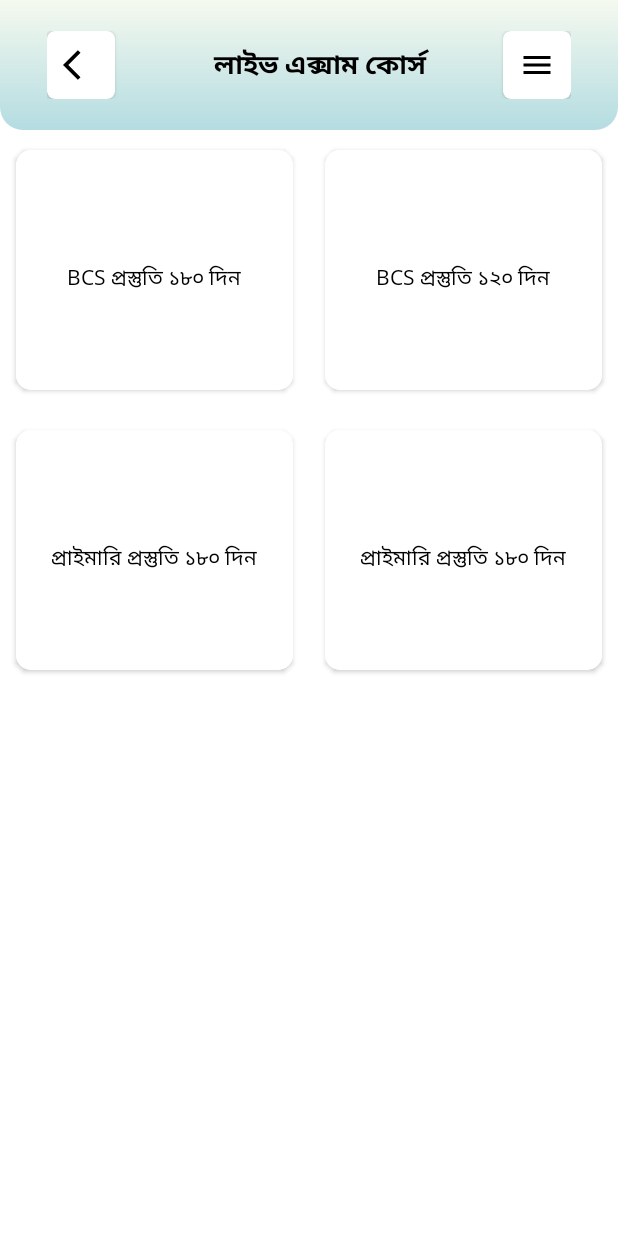
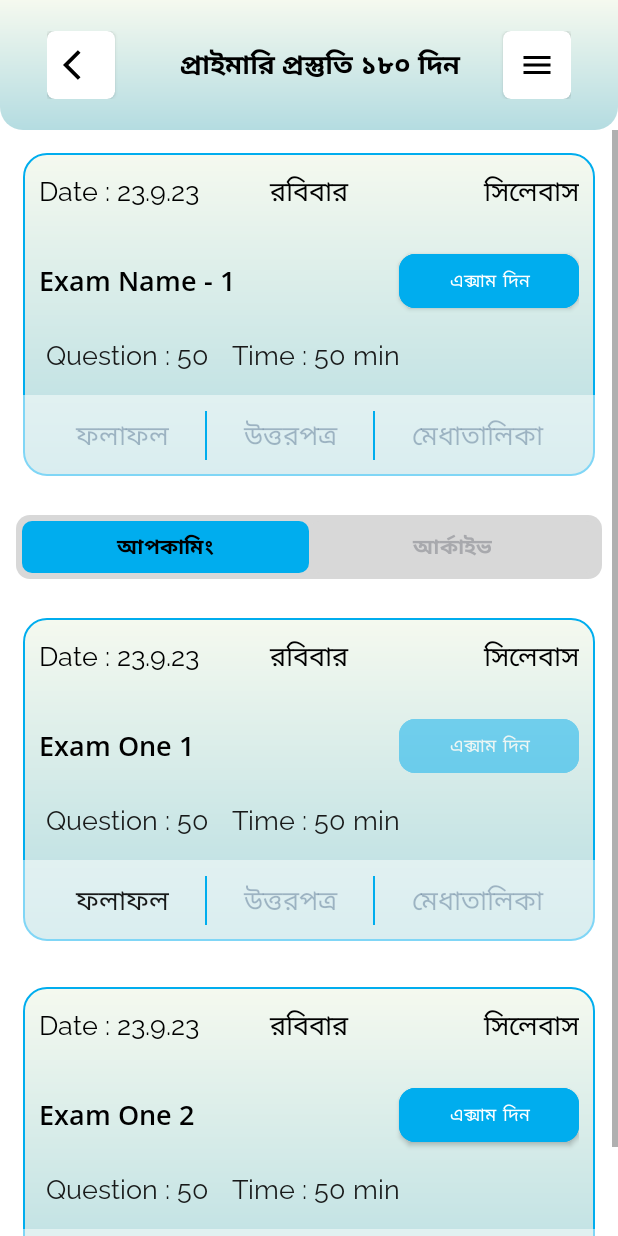
Before and after one commit to MdAbdullahAlMahmud/BaseProject, an Android app: the DashboardActivity screen opened directly, with no data from a screen before it, after a tap on "প্রাইমারি প্রস্তুতি ১৮০ দিন", on a phone screen of 412 x 824 dp. Run offline under Robolectric (Android 15) with nearby library versions, the light colour scheme and no system bars; our stand-ins replace Dagger/Hilt's generated code, sdp/ssp sizes; libraries missing offline, so code that uses them is left out: com.ihsanbal.logging; pictures from the network do not load; 6 statements that could not run were skipped.

Commit message:
live quiz design completed

```diff
--- /dev/null
+++ b/core/common/src/main/res/drawable/limit_left_corner_background.xml
@@ -0,0 +1,6 @@
+<?xml version="1.0" encoding="utf-8"?>
+<shape xmlns:android="http://schemas.android.com/apk/res/android"
+    android:shape="rectangle">
+    <solid android:color="@color/silver_light" />
+    <corners android:radius="@dimen/_5sdp" />
+</shape>
--- /dev/null
+++ b/core/common/src/main/res/drawable/limit_right_corner_background.xml
@@ -0,0 +1,8 @@
+<?xml version="1.0" encoding="utf-8"?>
+<shape xmlns:android="http://schemas.android.com/apk/res/android"
+    android:shape="rectangle">
+    <gradient android:startColor="@color/colorPrimary"
+        android:angle="90"
+        android:endColor="@color/colorPrimary"/>
+    <corners android:radius="@dimen/_5sdp" />
+</shape>
--- /dev/null
+++ b/core/common/src/main/res/drawable/quiz_filter_button_background.xml
@@ -0,0 +1,6 @@
+<?xml version="1.0" encoding="utf-8"?>
+<shape xmlns:android="http://schemas.android.com/apk/res/android"
+    android:shape="rectangle">
+    <solid android:color="@color/silver_light" />
+    <corners android:radius="@dimen/_7sdp" />
+</shape>
--- a/core/common/src/main/res/values/colors.xml
+++ b/core/common/src/main/res/values/colors.xml
@@ -34,4 +34,7 @@
     <color name="optionSelectedWrong">#EAB7B7</color>
     <color name="optionSelectedRight">#E0FFE7</color>
     <color name="nav_drawer_text_color">#082755</color>
+    <color name="silver_light">#D8D8D8</color>
+    <color name="filter_text_color">#A8A9AD</color>
+
 </resources>
--- a/core/common/src/main/res/values/strings.xml
+++ b/core/common/src/main/res/values/strings.xml
@@ -6,4 +6,7 @@
     <string name="app_full_access_buy_package">অ্যাপের ফুল অ্যাক্সেস পেতে
 সাবস্ক্রিপশন প্যাকেজ কিনুন</string>
     <string name="package_kinun">প্যাকেজ কিনুন</string>
+    <string name="upcoming">আপকামিং</string>
+    <string name="archived">আর্কাইভ</string>
+
 </resources>
--- a/features/dashboard/src/main/java/com/mkrlabs/dashboard/DashboardActivity.kt
+++ b/features/dashboard/src/main/java/com/mkrlabs/dashboard/DashboardActivity.kt
@@ -239,7 +239,6 @@ class DashboardActivity : BaseActivity<DashboardViewModel, ActivityDashboardBind
 
 
     override fun menuPressListener() {
-        showToast("Initialed")
 
     }
      fun hideDrawerMenu(){
--- a/features/dashboard/src/main/java/com/mkrlabs/dashboard/DashboardHomeViewModel.kt
+++ b/features/dashboard/src/main/java/com/mkrlabs/dashboard/DashboardHomeViewModel.kt
@@ -4,6 +4,7 @@ import android.text.BoringLayout
 import com.mkrlabs.common.core.base.BaseViewModel
 import com.mkrlabs.common.core.base.data.model.response.QuizResponseItem
 import com.mkrlabs.dashboard.data.model.FeatureItem
+import com.mkrlabs.dashboard.data.model.response.LiveDashboardItem
 import com.mkrlabs.dashboard.data.model.response.SubTopicItem
 import com.mkrlabs.dashboard.data.model.response.TopicItem
 import dagger.hilt.android.lifecycle.HiltViewModel
@@ -19,5 +20,6 @@ class DashboardHomeViewModel @Inject constructor():  BaseViewModel(){
     var topicId : String? = "0"
     var isPDF : Boolean? = false
     var pdfId : String? = "0"
+    var liveQuizDashboardItem : LiveDashboardItem ?= null
 
 }
--- /dev/null
+++ b/features/dashboard/src/main/java/com/mkrlabs/dashboard/data/model/response/LiveQuizItem.kt
@@ -0,0 +1,13 @@
+package com.mkrlabs.dashboard.data.model.response
+
+data class LiveQuizItem(
+    val id : Int ? = null,
+    val timestamp : String ?= null,
+    val syllabus : List<String> ?= null,
+    val title : String? = null,
+    val questionSize : Int ?= null,
+    val durationInMinute : Int ?= null,
+    val isResultPublished : Boolean ?= null,
+    val isLiveQuiz : Boolean ?= null,
+
+)
--- a/features/dashboard/src/main/java/com/mkrlabs/dashboard/ui/dashboard/DashboardFragment.kt
+++ b/features/dashboard/src/main/java/com/mkrlabs/dashboard/ui/dashboard/DashboardFragment.kt
@@ -40,7 +40,6 @@ class DashboardFragment : BaseFragment<DashboardViewModel, FragmentDashboardHome
         initAdapter()
         setClickListener()
         setObserver()
-        showToast("User ID : ${getStringPreferenceData(USER_ID)}")
 
     }
 
--- a/features/dashboard/src/main/java/com/mkrlabs/dashboard/ui/dashboard/live_exam/LiveQuizDashboardFragment.kt
+++ b/features/dashboard/src/main/java/com/mkrlabs/dashboard/ui/dashboard/live_exam/LiveQuizDashboardFragment.kt
@@ -8,6 +8,7 @@ import android.view.ViewGroup
 import androidx.fragment.app.activityViewModels
 import androidx.fragment.app.viewModels
 import androidx.lifecycle.Observer
+import androidx.navigation.fragment.findNavController
 import com.mkrlabs.common.core.base.BaseFragment
 import com.mkrlabs.dashboard.DashboardActivity
 import com.mkrlabs.dashboard.DashboardHomeViewModel
@@ -54,7 +55,8 @@ class LiveQuizDashboardFragment : BaseFragment<DashboardViewModel,FragmentLiveQu
     }
 
     private fun onItemClicked(item : LiveDashboardItem){
-
+        sharedViewModel.liveQuizDashboardItem = item
+        findNavController().navigate(R.id.action_liveQuizDashboardFragment_to_liveQuizContentFragment)
     }
     override fun setDefaultProperties() {
         val activity = requireActivity()
--- /dev/null
+++ b/features/dashboard/src/main/java/com/mkrlabs/dashboard/ui/dashboard/live_exam/LiveQuizViewModel.kt
@@ -0,0 +1,43 @@
+package com.mkrlabs.dashboard.ui.dashboard.live_exam
+
+import androidx.lifecycle.LiveData
+import androidx.lifecycle.MutableLiveData
+import androidx.lifecycle.viewModelScope
+import com.mkrlabs.common.core.base.BaseViewModel
+import com.mkrlabs.common.core.base.utils.SingleLiveEvent
+import com.mkrlabs.dashboard.data.model.FeatureItem
+import com.mkrlabs.dashboard.data.model.response.LiveQuizItem
+import com.mkrlabs.dashboard.data.repository.AppRepository
+import dagger.hilt.android.lifecycle.HiltViewModel
+import kotlinx.coroutines.launch
+import javax.inject.Inject
+
+@HiltViewModel
+class LiveQuizViewModel @Inject constructor(
+    private val appRepository: AppRepository
+
+): BaseViewModel(){
+
+    private val _liveQuizList = MutableLiveData<SingleLiveEvent<List<LiveQuizItem>>>()
+    val liveQuizList : LiveData<SingleLiveEvent<List<LiveQuizItem>>> = _liveQuizList
+
+
+
+    fun  requestLiveQuizList(){
+
+        viewModelScope.launch {
+
+            var list = arrayListOf<LiveQuizItem>()
+
+            list.add(LiveQuizItem(id = 1, title = "Exam One 1 " , isResultPublished = true))
+            list.add(LiveQuizItem(id = 2, title = "Exam One 2 ", isResultPublished = false))
+            list.add(LiveQuizItem(id = 3, title = "Exam One 3 ", isResultPublished = true ))
+            list.add(LiveQuizItem(id = 4, title = "Exam One 4 ", isResultPublished = false))
+            list.add(LiveQuizItem(id = 5, title = "Exam One 5 ", isResultPublished = false))
+
+            _liveQuizList.value = SingleLiveEvent(list)
+
+        }
+
+    }
+}
--- /dev/null
+++ b/features/dashboard/src/main/java/com/mkrlabs/dashboard/ui/dashboard/live_exam/adapter/LiveQuizAdapter.kt
@@ -0,0 +1,54 @@
+package com.mkrlabs.dashboard.ui.dashboard.live_exam.adapter
+
+import android.content.Context
+import android.view.LayoutInflater
+import android.view.ViewGroup
+import androidx.core.content.ContextCompat
+import androidx.recyclerview.widget.RecyclerView
+import com.mkrlabs.dashboard.R
+import com.mkrlabs.dashboard.data.model.response.LiveQuizItem
+import com.mkrlabs.dashboard.databinding.LiveQuizItemBinding
+
+class LiveQuizAdapter (private val onItemClicked: (item: LiveQuizItem) -> Unit) :
+    RecyclerView.Adapter<LiveQuizAdapter.LiveQuizListViewHolder>(){
+
+    private  val items = arrayListOf<LiveQuizItem>()
+
+    fun submitList (data : List<LiveQuizItem>){
+        items.clear()
+        items.addAll(data)
+        notifyDataSetChanged()
+    }
+    override fun onCreateViewHolder(parent: ViewGroup, viewType: Int): LiveQuizListViewHolder {
+        val binding = LiveQuizItemBinding.inflate(LayoutInflater.from(parent.context),parent,false)
+        return  LiveQuizListViewHolder(binding)
+    }
+
+    override fun getItemCount(): Int = items.size
+
+    override fun onBindViewHolder(holder: LiveQuizListViewHolder, position: Int) {
+        val item = items[position]
+        holder.bind(item,holder.itemView.context)
+
+        holder.featureItemBinding.root.setOnClickListener{
+            onItemClicked(item)
+        }
+
+    }
+
+
+
+
+    class  LiveQuizListViewHolder(val  featureItemBinding : LiveQuizItemBinding) : RecyclerView.ViewHolder(featureItemBinding.root){
+        fun bind(item: LiveQuizItem,context: Context){
+            featureItemBinding.quizNameTitleTV.text = item.title
+            if (item.isResultPublished == true){
+                featureItemBinding.examDinBtn.isEnabled = false
+                featureItemBinding.examDinBtn.alpha = 0.5f
+                featureItemBinding.quizBottomSection.folafolTv.setTextColor(ContextCompat.getColor(context, com.mkrlabs.common.R.color.text_default))
+            }
+        }
+    }
+
+
+}
--- /dev/null
+++ b/features/dashboard/src/main/java/com/mkrlabs/dashboard/ui/dashboard/live_exam/quiz_content/LiveQuizContentFragment.kt
@@ -0,0 +1,119 @@
+package com.mkrlabs.dashboard.ui.dashboard.live_exam.quiz_content
+
+import android.os.Bundle
+import android.view.View
+import androidx.appcompat.widget.AppCompatTextView
+import androidx.core.content.ContextCompat
+import androidx.fragment.app.Fragment
+import androidx.fragment.app.activityViewModels
+import androidx.fragment.app.viewModels
+import androidx.lifecycle.Observer
+import com.mkrlabs.common.R
+import com.mkrlabs.common.core.base.BaseFragment
+import com.mkrlabs.dashboard.DashboardActivity
+import com.mkrlabs.dashboard.DashboardHomeViewModel
+import com.mkrlabs.dashboard.data.model.response.LiveQuizItem
+import com.mkrlabs.dashboard.databinding.FragmentLiveQuizContentBinding
+import com.mkrlabs.dashboard.ui.dashboard.live_exam.LiveQuizViewModel
+import com.mkrlabs.dashboard.ui.dashboard.live_exam.adapter.LiveQuizAdapter
+import dagger.hilt.android.AndroidEntryPoint
+
+@AndroidEntryPoint
+class LiveQuizContentFragment : BaseFragment<LiveQuizViewModel, FragmentLiveQuizContentBinding>() {
+
+    override val mViewModel: LiveQuizViewModel by viewModels()
+     val sharedViewModel: DashboardHomeViewModel by activityViewModels()
+    override fun getViewBinding(): FragmentLiveQuizContentBinding = FragmentLiveQuizContentBinding.inflate(layoutInflater)
+
+    private var isUpcoming: Boolean = true;
+
+
+    private val  liveListAdapter : LiveQuizAdapter = LiveQuizAdapter(this::onItemClicked)
+    override fun onCreate(savedInstanceState: Bundle?) {
+        super.onCreate(savedInstanceState)
+        getInitialData()
+    }
+    override fun onViewCreated(view: View, savedInstanceState: Bundle?) {
+        super.onViewCreated(view, savedInstanceState)
+        setObserver()
+        initView()
+        setClickListener()
+
+    }
+
+    private fun setClickListener(){
+        mViewBinding.btnUpcoming.setOnClickListener {
+            if(!isUpcoming) {
+
+                selectLimitTitleBackground(it)
+                resetLimitTitleBackground(mViewBinding.btnArchived)
+                isUpcoming=true
+            }
+        }
+        mViewBinding.btnArchived.setOnClickListener {
+            if(isUpcoming) {
+
+                selectLimitTitleBackground(it)
+                resetLimitTitleBackground(mViewBinding.btnUpcoming)
+                isUpcoming=false
+            }
+        }
+    }
+
+    private fun resetLimitTitleBackground(view: View) {
+        val background = view as AppCompatTextView
+
+        background.setBackgroundResource(
+            R.drawable.limit_left_corner_background
+        )
+        background.setTextColor(
+            ContextCompat.getColor(
+                requireContext(),
+               R.color.filter_text_color
+            )
+        )
+    }
+    private fun selectLimitTitleBackground(view: View) {
+        val background = view as AppCompatTextView
+
+        background.setBackgroundResource(
+            R.drawable.limit_right_corner_background
+        )
+        background.setTextColor(
+            ContextCompat.getColor(
+                requireContext(),
+                R.color.black
+            )
+        )
+    }
+    private fun initView(){
+        initAdapter()
+    }
+    private fun initAdapter(){
+        mViewBinding.liveQuizListRV.adapter = liveListAdapter
+    }
+    private fun setObserver(){
+        mViewModel.liveQuizList.observe(viewLifecycleOwner, Observer {
+            it?.getContentIfNotHandled()?.let {
+                liveListAdapter.submitList(it)
+            }
+        })
+    }
+
+    private fun getInitialData(){
+        mViewModel.requestLiveQuizList()
+    }
+    private fun onItemClicked(item : LiveQuizItem){
+
+    }
+    override fun setDefaultProperties() {
+
+        val  activity = requireActivity()
+        if (activity is DashboardActivity ){
+            activity.hideBottomNavBar()
+            activity.showBackButton()
+            activity.showDrawerMenu()
+            activity.setActionBarTitle(sharedViewModel.liveQuizDashboardItem?.name)
+        }
+    }
+}
--- /dev/null
+++ b/features/dashboard/src/main/res/layout/fragment_live_quiz_content.xml
@@ -0,0 +1,67 @@
+<?xml version="1.0" encoding="utf-8"?>
+<ScrollView xmlns:android="http://schemas.android.com/apk/res/android"
+    xmlns:tools="http://schemas.android.com/tools"
+    android:layout_width="match_parent"
+    android:layout_height="match_parent"
+    xmlns:app="http://schemas.android.com/apk/res-auto"
+    tools:context=".ui.dashboard.live_exam.quiz_content.LiveQuizContentFragment">
+
+
+    <LinearLayout
+        android:layout_width="match_parent"
+        android:layout_height="match_parent"
+        android:orientation="vertical"
+        android:background="@color/white">
+
+
+    <include
+        layout="@layout/live_quiz_item"/>
+
+    <LinearLayout
+        android:id="@+id/filterLL"
+        android:layout_width="match_parent"
+        android:layout_height="wrap_content"
+        android:orientation="horizontal"
+        android:padding="@dimen/_3sdp"
+        android:layout_margin="@dimen/_8sdp"
+        android:background="@drawable/quiz_filter_button_background">
+
+        <androidx.appcompat.widget.AppCompatTextView
+            android:id="@+id/btnUpcoming"
+            android:layout_width="0dp"
+            android:layout_height="wrap_content"
+            android:layout_weight="1"
+            android:background="@drawable/limit_right_corner_background"
+            android:gravity="center"
+            android:paddingHorizontal="@dimen/_6sdp"
+            android:paddingVertical="@dimen/_5sdp"
+            android:text="@string/upcoming"
+            style="@style/open_sans_semi_bold_14" />
+
+        <androidx.appcompat.widget.AppCompatTextView
+            android:id="@+id/btnArchived"
+            android:layout_width="0dp"
+            android:layout_height="wrap_content"
+            android:layout_weight="1"
+            android:background="@drawable/limit_left_corner_background"
+            android:gravity="center"
+            android:paddingHorizontal="@dimen/_6sdp"
+            android:paddingVertical="@dimen/_5sdp"
+            android:text="@string/archived"
+            style="@style/open_sans_semi_bold_14"
+            android:textColor="@color/filter_text_color"
+            />
+
+    </LinearLayout>
+
+    <androidx.recyclerview.widget.RecyclerView
+        android:id="@+id/liveQuizListRV"
+        android:layout_width="match_parent"
+        android:layout_height="wrap_content"
+        tools:itemCount="3"
+        tools:listitem="@layout/live_quiz_item"
+        app:layoutManager="androidx.recyclerview.widget.LinearLayoutManager"
+        />
+    </LinearLayout>
+
+</ScrollView>
--- a/features/dashboard/src/main/res/layout/live_quiz_bottom_section.xml
+++ b/features/dashboard/src/main/res/layout/live_quiz_bottom_section.xml
@@ -4,9 +4,11 @@
     android:layout_width="match_parent"
     android:layout_height="wrap_content"
     android:background="#80FFFFFF"
+    android:padding="@dimen/_8sdp"
     >
 
-    <androidx.appcompat.widget.AppCompatButton
+    <androidx.appcompat.widget.AppCompatTextView
+        android:id="@+id/folafolTv"
         android:layout_width="wrap_content"
         android:layout_height="@dimen/_25sdp"
         android:layout_weight="1"
@@ -19,7 +21,8 @@
         android:layout_height="@dimen/_25sdp"
         android:background="@color/colorPrimary"/>
 
-    <androidx.appcompat.widget.AppCompatButton
+    <androidx.appcompat.widget.AppCompatTextView
+        android:id="@+id/uttorPotroTv"
         android:layout_width="wrap_content"
         android:layout_height="@dimen/_25sdp"
         android:textColor="#4D082755"
@@ -30,7 +33,8 @@
         android:layout_width="@dimen/_1sdp"
         android:layout_height="@dimen/_25sdp"
         android:background="@color/colorPrimary"/>
-    <androidx.appcompat.widget.AppCompatButton
+    <androidx.appcompat.widget.AppCompatTextView
+        android:id="@+id/medhaTalikaTv"
         android:layout_width="wrap_content"
         android:layout_height="@dimen/_25sdp"
         android:textColor="#4D082755"
--- a/features/dashboard/src/main/res/layout/live_quiz_item.xml
+++ b/features/dashboard/src/main/res/layout/live_quiz_item.xml
@@ -1,8 +1,10 @@
 <?xml version="1.0" encoding="utf-8"?>
-<androidx.constraintlayout.widget.ConstraintLayout xmlns:android="http://schemas.android.com/apk/res/android"
+<LinearLayout xmlns:android="http://schemas.android.com/apk/res/android"
     xmlns:tools="http://schemas.android.com/tools"
     android:layout_width="match_parent"
-    android:layout_height="match_parent"
+    android:layout_height="wrap_content"
+    android:orientation="vertical"
+    android:layout_margin="@dimen/_12sdp"
     xmlns:app="http://schemas.android.com/apk/res-auto"
     android:background="@drawable/live_item_background">
 
@@ -24,6 +26,7 @@
         app:layout_constraintTop_toBottomOf="@+id/header_section">
 
         <androidx.appcompat.widget.AppCompatTextView
+            android:id="@+id/quizNameTitleTV"
             style="@style/open_sans_regular_semi_bold_18"
             android:layout_width="0dp"
             android:layout_height="wrap_content"
@@ -32,6 +35,7 @@
             android:text="Exam Name - 1" />
 
         <com.google.android.material.button.MaterialButton
+            android:id="@+id/examDinBtn"
             style="@style/open_sans_regular_12"
             android:layout_width="0dp"
             android:layout_height="wrap_content"
@@ -43,10 +47,37 @@
     </LinearLayout>
 
 
+    <LinearLayout
+        android:layout_width="match_parent"
+        android:layout_height="wrap_content"
+        android:orientation="horizontal"
+        android:layout_marginStart="@dimen/_12sdp">
+
+
+        <TextView
+            android:layout_width="wrap_content"
+            android:layout_height="wrap_content"
+            android:text="Question : 50"
+            android:textColor="@color/text_default"
+            />
+
+        <TextView
+            android:layout_width="wrap_content"
+            android:layout_height="wrap_content"
+            android:text="Time : 50 min"
+            android:layout_marginStart="@dimen/_12sdp"
+            android:textColor="@color/text_default"
+            />
+
+    </LinearLayout>
     <include
+        android:id="@+id/quizBottomSection"
         layout="@layout/live_quiz_bottom_section"
         app:layout_constraintBottom_toBottomOf="parent"
         app:layout_constraintEnd_toEndOf="parent"
-        app:layout_constraintStart_toStartOf="parent" />
+        android:layout_marginTop="@dimen/_12sdp"
+        app:layout_constraintStart_toStartOf="parent"
+        android:layout_width="match_parent"
+        android:layout_height="wrap_content"/>
 
-</androidx.constraintlayout.widget.ConstraintLayout>
+</LinearLayout>
--- a/features/dashboard/src/main/res/navigation/dashboard_nav_graph.xml
+++ b/features/dashboard/src/main/res/navigation/dashboard_nav_graph.xml
@@ -86,5 +86,14 @@
         android:id="@+id/liveQuizDashboardFragment"
         android:name="com.mkrlabs.dashboard.ui.dashboard.live_exam.LiveQuizDashboardFragment"
         android:label="fragment_live_quiz_dashboard"
-        tools:layout="@layout/fragment_live_quiz_dashboard" />
+        tools:layout="@layout/fragment_live_quiz_dashboard" >
+        <action
+            android:id="@+id/action_liveQuizDashboardFragment_to_liveQuizContentFragment"
+            app:destination="@id/liveQuizContentFragment" />
+    </fragment>
+    <fragment
+        android:id="@+id/liveQuizContentFragment"
+        android:name="com.mkrlabs.dashboard.ui.dashboard.live_exam.quiz_content.LiveQuizContentFragment"
+        android:label="fragment_live_quiz_content"
+        tools:layout="@layout/fragment_live_quiz_content" />
 </navigation>
--- a/features/quiz/src/main/res/layout/fragment_quiz.xml
+++ b/features/quiz/src/main/res/layout/fragment_quiz.xml
@@ -1,11 +1,10 @@
 <?xml version="1.0" encoding="utf-8"?>
-<LinearLayout xmlns:android="http://schemas.android.com/apk/res/android"
+<androidx.constraintlayout.widget.ConstraintLayout xmlns:android="http://schemas.android.com/apk/res/android"
     xmlns:app="http://schemas.android.com/apk/res-auto"
     xmlns:tools="http://schemas.android.com/tools"
     android:layout_width="match_parent"
     android:layout_height="match_parent"
     android:background="@color/white"
-    android:orientation="vertical"
     tools:context=".ui.quiz.QuizFragment">
 
     <LinearLayout
@@ -38,6 +37,7 @@
             android:textColor="@color/black"
             android:text="Questions" />
     </LinearLayout>
+
     <androidx.appcompat.widget.AppCompatButton
         android:id="@+id/quizFinishButton"
         style="@style/PrimaryButton"
@@ -45,15 +45,21 @@
         android:layout_height="wrap_content"
         android:text="Finish"
         android:textColor="@color/white"
-        />
+        app:layout_constraintBottom_toBottomOf="parent"
+        app:layout_constraintEnd_toEndOf="parent"
+        app:layout_constraintStart_toStartOf="parent" />
+
     <androidx.recyclerview.widget.RecyclerView
         android:id="@+id/quizQuestionRV"
         android:layout_width="match_parent"
-        android:layout_height="wrap_content"
+        android:layout_height="0dp"
         app:layoutManager="androidx.recyclerview.widget.LinearLayoutManager"
-        />
+        app:layout_constraintBottom_toTopOf="@+id/quizFinishButton"
+        app:layout_constraintEnd_toEndOf="parent"
+        app:layout_constraintStart_toStartOf="parent"
+        app:layout_constraintTop_toBottomOf="@+id/topicRoot" />
 
 
 
 
-</LinearLayout>
+</androidx.constraintlayout.widget.ConstraintLayout>
```
